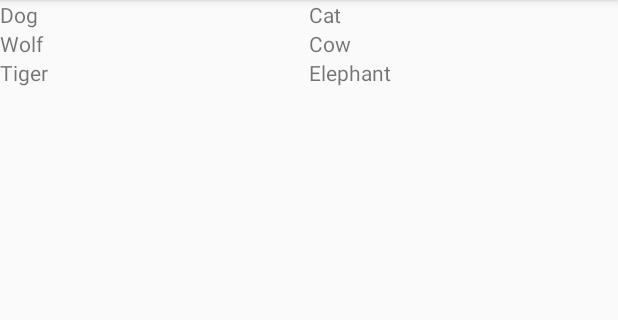
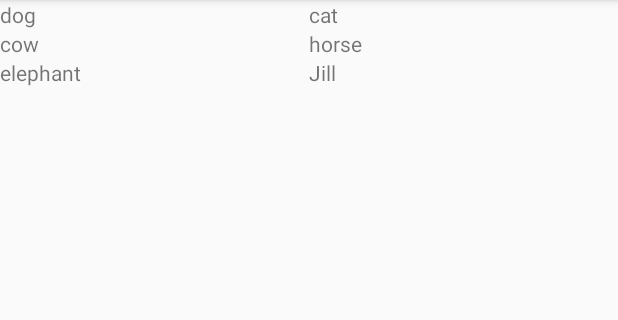
Before and after one commit to jillhickman/RecyclerViewExample, an Android app: the screen it shows after launch (MainActivity), on a phone screen of 412 x 824 dp, the part 84-404 px from its top. Run offline under Robolectric (Android 15) with nearby library versions, the phone set to English and light mode, and no system bars.

Commit message:
Using object to populate view

```diff
--- /dev/null
+++ b/app/src/main/java/com/example/recyclerviewexample/AddOnItem.java
@@ -0,0 +1,19 @@
+package com.example.recyclerviewexample;
+
+public class AddOnItem {
+    private String name;
+    private long amount;
+
+    public AddOnItem(String name, long amount) {
+        this.name = name;
+        this.amount = amount;
+    }
+
+    public String getName() {
+        return name;
+    }
+
+    public long getAmount() {
+        return amount;
+    }
+}
--- a/app/src/main/java/com/example/recyclerviewexample/MainActivity.java
+++ b/app/src/main/java/com/example/recyclerviewexample/MainActivity.java
@@ -15,7 +15,7 @@ public class MainActivity extends AppCompatActivity {
     private RecyclerView recyclerView;
     private RecyclerView.Adapter myAdapter;
     private RecyclerView.LayoutManager layoutManager;
-    private List<String> myDataSet;
+    private List<AddOnItem> myDataSet;
 
     @Override
     protected void onCreate(Bundle savedInstanceState) {
@@ -23,7 +23,14 @@ public class MainActivity extends AppCompatActivity {
         setContentView(R.layout.activity_main);
         recyclerView = findViewById(R.id.recyclerView);
 
-        myDataSet = Arrays.asList("Dog","Cat", "Wolf","Cow","Tiger", "Elephant");
+        myDataSet = new ArrayList<>();
+        myDataSet.add(new AddOnItem("dog", 10));
+        myDataSet.add(new AddOnItem("cat", 10));
+        myDataSet.add(new AddOnItem("cow", 10));
+        myDataSet.add(new AddOnItem("horse", 10));
+        myDataSet.add(new AddOnItem("elephant", 10));
+        myDataSet.add(new AddOnItem("Jill", 10));
+
         int columnCount = 2;
         GridLayoutManager gridLayoutManager = new GridLayoutManager(this, columnCount);
         recyclerView.setLayoutManager(gridLayoutManager);
--- a/app/src/main/java/com/example/recyclerviewexample/MyAdapter.java
+++ b/app/src/main/java/com/example/recyclerviewexample/MyAdapter.java
@@ -12,7 +12,7 @@ import android.widget.TextView;
 import java.util.List;
 
 public class MyAdapter extends RecyclerView.Adapter<MyAdapter.MyViewHolder> {
-    private List<String> myDataSet;
+    private List<AddOnItem> myDataSet;
 
     // Provide a reference to the views for each data item
     // Complex data items may need more than one view per item, and
@@ -27,7 +27,7 @@ public class MyAdapter extends RecyclerView.Adapter<MyAdapter.MyViewHolder> {
         }
     }
     // Provide a suitable constructor (depends on the kind of dataset)
-    public MyAdapter(List<String> myDataSet) {
+    public MyAdapter(List<AddOnItem> myDataSet) {
         this.myDataSet = myDataSet;
     }
 
@@ -55,8 +55,9 @@ public class MyAdapter extends RecyclerView.Adapter<MyAdapter.MyViewHolder> {
     public void onBindViewHolder(@NonNull MyViewHolder holder, int position, @NonNull List<Object> payloads) {
 // - get element from your dataset at this position
         // - replace the contents of the view with that element
-        Log.d("MyAdapter", myDataSet.get(position));
-        holder.textView.setText(myDataSet.get(position));
+        String name = myDataSet.get(position).getName();
+        Log.d("MyAdapter", name);
+        holder.textView.setText(name);
     }
 
     @Override
```
